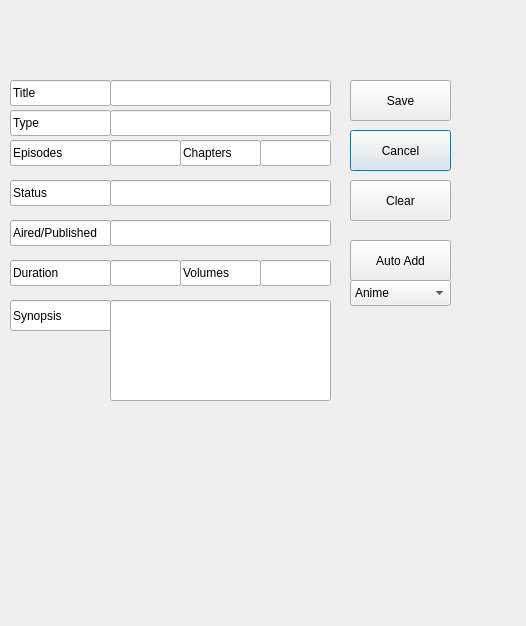
Above: NewListWindow.ui from TieraLa/ElokuvavarastonHallintaSovellus before the change. Below: the same form after it.
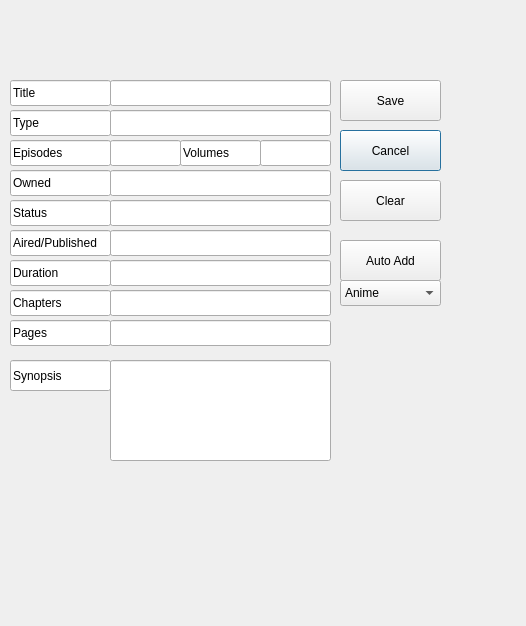
That is the form after the change.

Diff of the .ui file:
```diff
--- a/NewListWindow.ui
+++ b/NewListWindow.ui
@@ -30,7 +30,7 @@
    <property name="geometry">
     <rect>
      <x>110</x>
-     <y>300</y>
+     <y>360</y>
      <width>221</width>
      <height>101</height>
     </rect>
@@ -44,7 +44,7 @@
     <rect>
      <x>110</x>
      <y>260</y>
-     <width>71</width>
+     <width>221</width>
      <height>26</height>
     </rect>
    </property>
@@ -56,7 +56,7 @@
    <property name="geometry">
     <rect>
      <x>110</x>
-     <y>220</y>
+     <y>230</y>
      <width>221</width>
      <height>26</height>
     </rect>
@@ -69,7 +69,7 @@
    <property name="geometry">
     <rect>
      <x>110</x>
-     <y>180</y>
+     <y>200</y>
      <width>221</width>
      <height>26</height>
     </rect>
@@ -81,7 +81,7 @@
   <widget class="QPushButton" name="pushButton_cancel">
    <property name="geometry">
     <rect>
-     <x>350</x>
+     <x>340</x>
      <y>130</y>
      <width>101</width>
      <height>41</height>
@@ -107,7 +107,7 @@
   <widget class="QPushButton" name="pushButton_add">
    <property name="geometry">
     <rect>
-     <x>350</x>
+     <x>340</x>
      <y>80</y>
      <width>101</width>
      <height>41</height>
@@ -120,7 +120,7 @@
   <widget class="QPushButton" name="pushButton_autoAdd">
    <property name="geometry">
     <rect>
-     <x>350</x>
+     <x>340</x>
      <y>240</y>
      <width>101</width>
      <height>41</height>
@@ -166,7 +166,7 @@
    <property name="geometry">
     <rect>
      <x>10</x>
-     <y>180</y>
+     <y>200</y>
      <width>101</width>
      <height>26</height>
     </rect>
@@ -182,7 +182,7 @@
    <property name="geometry">
     <rect>
      <x>10</x>
-     <y>220</y>
+     <y>230</y>
      <width>101</width>
      <height>26</height>
     </rect>
@@ -214,7 +214,7 @@
    <property name="geometry">
     <rect>
      <x>10</x>
-     <y>300</y>
+     <y>360</y>
      <width>101</width>
      <height>31</height>
     </rect>
@@ -229,9 +229,9 @@
   <widget class="QLineEdit" name="lineEdit_chapters_2">
    <property name="geometry">
     <rect>
-     <x>180</x>
-     <y>140</y>
-     <width>81</width>
+     <x>10</x>
+     <y>290</y>
+     <width>101</width>
      <height>26</height>
     </rect>
    </property>
@@ -245,9 +245,9 @@
   <widget class="QLineEdit" name="lineEdit_chapters">
    <property name="geometry">
     <rect>
-     <x>260</x>
-     <y>140</y>
-     <width>71</width>
+     <x>110</x>
+     <y>290</y>
+     <width>221</width>
      <height>26</height>
     </rect>
    </property>
@@ -259,7 +259,7 @@
    <property name="geometry">
     <rect>
      <x>180</x>
-     <y>260</y>
+     <y>140</y>
      <width>81</width>
      <height>26</height>
     </rect>
@@ -275,7 +275,7 @@
    <property name="geometry">
     <rect>
      <x>260</x>
-     <y>260</y>
+     <y>140</y>
      <width>71</width>
      <height>26</height>
     </rect>
@@ -287,7 +287,7 @@
   <widget class="QComboBox" name="comboBox_type">
    <property name="geometry">
     <rect>
-     <x>350</x>
+     <x>340</x>
      <y>280</y>
      <width>101</width>
      <height>26</height>
@@ -336,7 +336,7 @@
   <widget class="QPushButton" name="pushButton_clear">
    <property name="geometry">
     <rect>
-     <x>350</x>
+     <x>340</x>
      <y>180</y>
      <width>101</width>
      <height>41</height>
@@ -346,6 +346,64 @@
     <string>Clear</string>
    </property>
   </widget>
+  <widget class="QLineEdit" name="lineEdit_owned2">
+   <property name="geometry">
+    <rect>
+     <x>10</x>
+     <y>170</y>
+     <width>101</width>
+     <height>26</height>
+    </rect>
+   </property>
+   <property name="text">
+    <string>Owned</string>
+   </property>
+   <property name="readOnly">
+    <bool>true</bool>
+   </property>
+  </widget>
+  <widget class="QLineEdit" name="lineEdit_owned">
+   <property name="geometry">
+    <rect>
+     <x>110</x>
+     <y>170</y>
+     <width>221</width>
+     <height>26</height>
+    </rect>
+   </property>
+   <property name="text">
+    <string/>
+   </property>
+  </widget>
+  <widget class="QLineEdit" name="lineEdit_pages">
+   <property name="geometry">
+    <rect>
+     <x>110</x>
+     <y>320</y>
+     <width>221</width>
+     <height>26</height>
+    </rect>
+   </property>
+   <property name="text">
+    <string/>
+   </property>
+  </widget>
+  <widget class="QLineEdit" name="lineEdit_pages2">
+   <property name="geometry">
+    <rect>
+     <x>10</x>
+     <y>320</y>
+     <width>101</width>
+     <height>26</height>
+    </rect>
+   </property>
+   <property name="text">
+    <string>Pages</string>
+   </property>
+   <property name="readOnly">
+    <bool>true</bool>
+   </property>
+  </widget>
  </widget>
  <resources/>
  <connections/>
```
Left out of the diff: 5 changed lines with no effect on the pictures.
